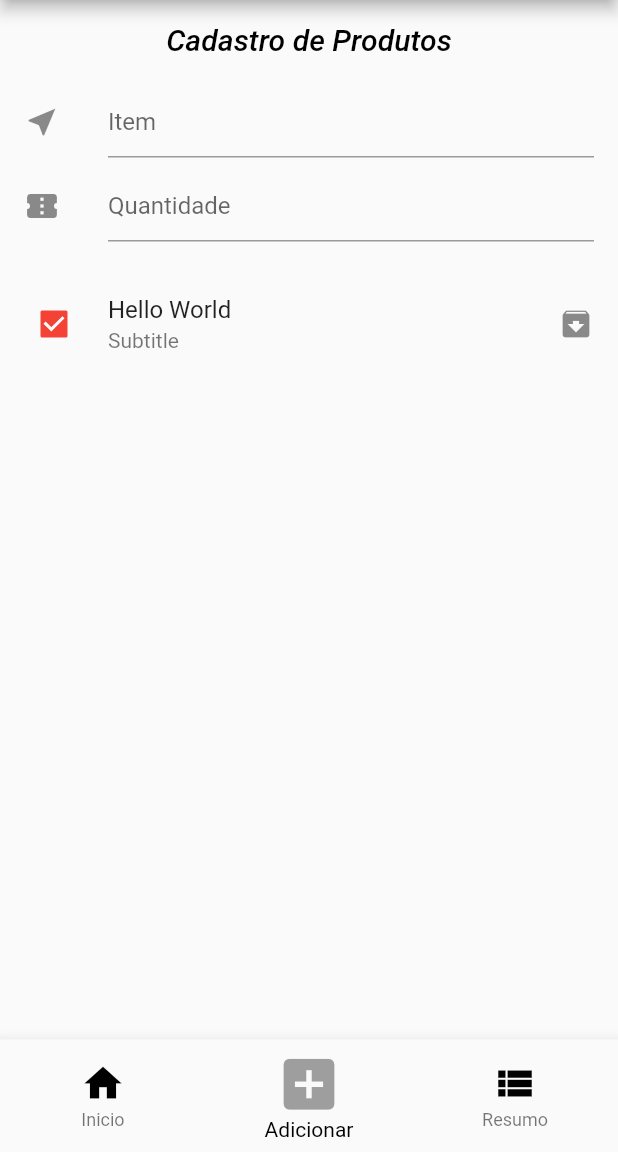
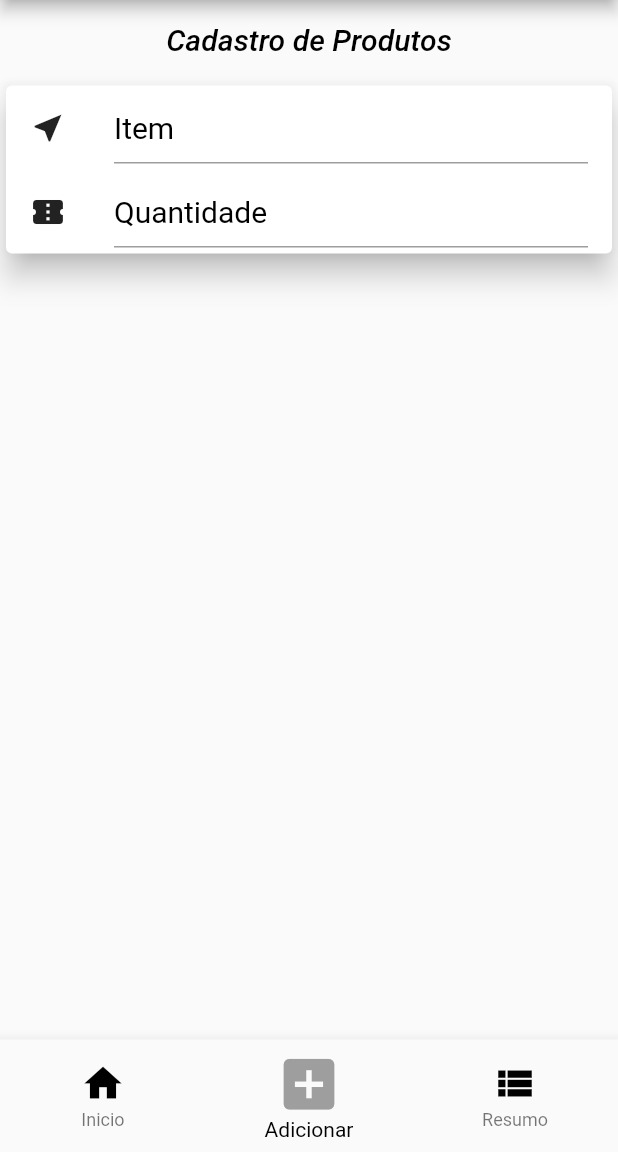
Before and after one commit to bcocheto/flutter_estoque, a Flutter app: the screen it shows after launch, item 2 of the bottom bar chosen, on a phone screen of 412 x 824 dp, the part 84-1236 px from its top. Run offline on Flutter 3.47's test engine with Material 2 defaults, Android fonts, the phone set to English and light mode, and no system bars; our stand-ins replace fl_chart.

Commit message:
Adicionada página para adicionar itens a lista

```diff
--- a/lib/screens/add-page.dart
+++ b/lib/screens/add-page.dart
@@ -1,4 +1,5 @@
 import 'package:flutter/material.dart';
+import 'package:flutter/rendering.dart';
 
 class AddPage extends StatefulWidget {
   @override
@@ -29,38 +30,44 @@ class _AddPageState extends State<AddPage> {
           new SizedBox(
             height: 15,
           ),
-          new ListTile(
-            leading: Icon(Icons.near_me),
+          new Card(
+            elevation: 8,
+            child: Column(
+              children: <Widget>[
+                ListTile(
+                  leading: Icon(Icons.near_me, color: Colors.black87),
                   title: new TextField(
                     decoration: new InputDecoration(
                       hintText: 'Item',
+                      hintStyle: TextStyle(
+                        color: Colors.black,
+                        fontSize: 20,
+                        fontWeight: FontWeight.w400,
                       ),
                     ),
                   ),
-          new ListTile(
-            leading: Icon(Icons.confirmation_number),
+                ),
+                ListTile(
+                  leading:
+                      Icon(Icons.confirmation_number, color: Colors.black87),
                   title: new TextField(
                     decoration: new InputDecoration(
                       hintText: 'Quantidade',
+                      hintStyle: TextStyle(
+                        color: Colors.black,
+                        fontSize: 20,
+                        fontWeight: FontWeight.w400,
                       ),
+                    ),
+                  ),
+                ),
+              ],
             ),
           ),
           new SizedBox(
             height: 15,
           ),
-          new CheckboxListTile(
-            value: _isChecked,
-            title: new Text('Hello World'),
-            controlAffinity: ListTileControlAffinity.leading,
-            subtitle: new Text('Subtitle'),
-            secondary: new Icon(Icons.archive),
-            activeColor: Colors.red,
-            onChanged: (val) {
-              setState(() {
-                _isChecked = val;
-              });
-            },
-          ),
+
         ],
       ),
     );
```
Lines whose indentation alone changed are shown as unchanged.
